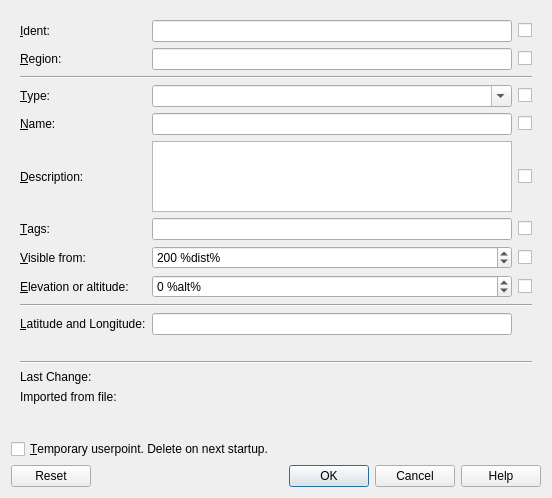
The window that src/userdata/userdatadialog.ui (albar965/littlenavmap) describes before a commit, drawn with Qt 5.
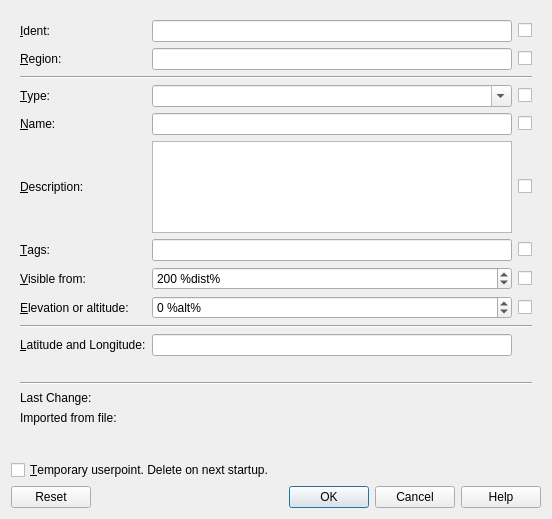
The same window after the commit.

```diff
--- a/src/userdata/userdatadialog.ui
+++ b/src/userdata/userdatadialog.ui
@@ -7,7 +7,7 @@
     <x>0</x>
     <y>0</y>
     <width>552</width>
-    <height>498</height>
+    <height>519</height>
    </rect>
   </property>
   <property name="windowTitle">
```
Left out of the diff: 2 changed lines with no effect on the pictures.
